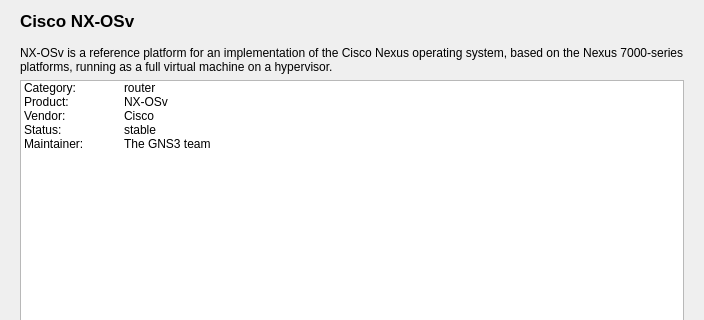
This is gns3/ui/appliance_wizard.ui in GNS3/gns3-gui as Qt 5 draws it before an edit; both pictures show x 0 to 704 and y 0 to 320 of the 704 by 504 pixel window. The edited form follows.
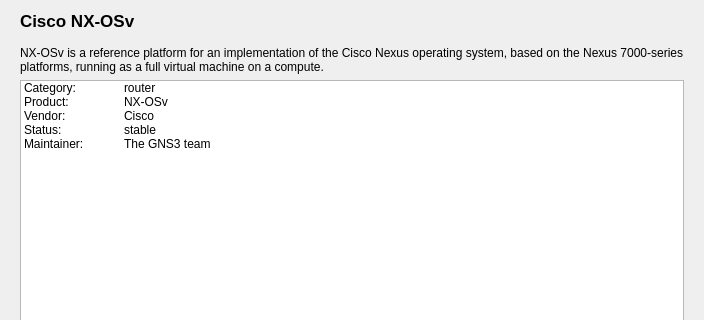
This is the edited form.

Commit message: Rename hypervisor to compute

What changed in the file:
```diff
--- a/gns3/ui/appliance_wizard.ui
+++ b/gns3/ui/appliance_wizard.ui
@@ -128,7 +128,7 @@
     <item row="0" column="0">
      <widget class="QLabel" name="uiDescriptionLabel">
       <property name="text">
-       <string>NX-OSv is a reference platform for an implementation of the Cisco Nexus operating system, based on the Nexus 7000-series platforms, running as a full virtual machine on a hypervisor.</string>
+       <string>NX-OSv is a reference platform for an implementation of the Cisco Nexus operating system, based on the Nexus 7000-series platforms, running as a full virtual machine on a compute.</string>
       </property>
       <property name="scaledContents">
        <bool>false</bool>
```
The commit also changes 15 other files.
